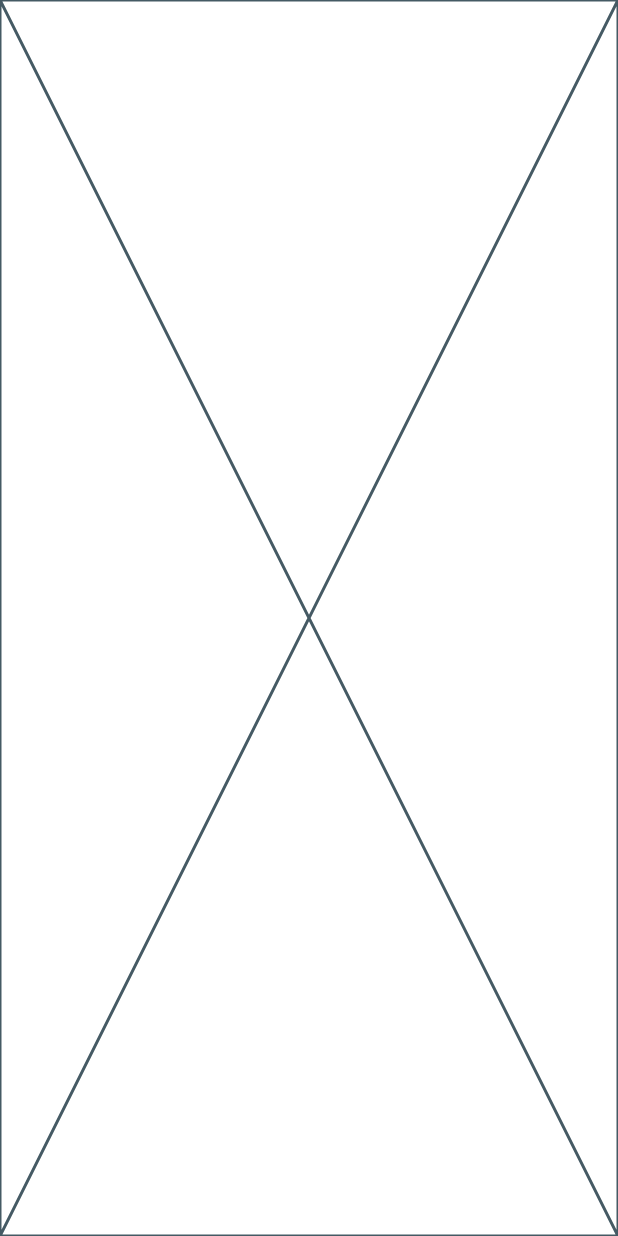
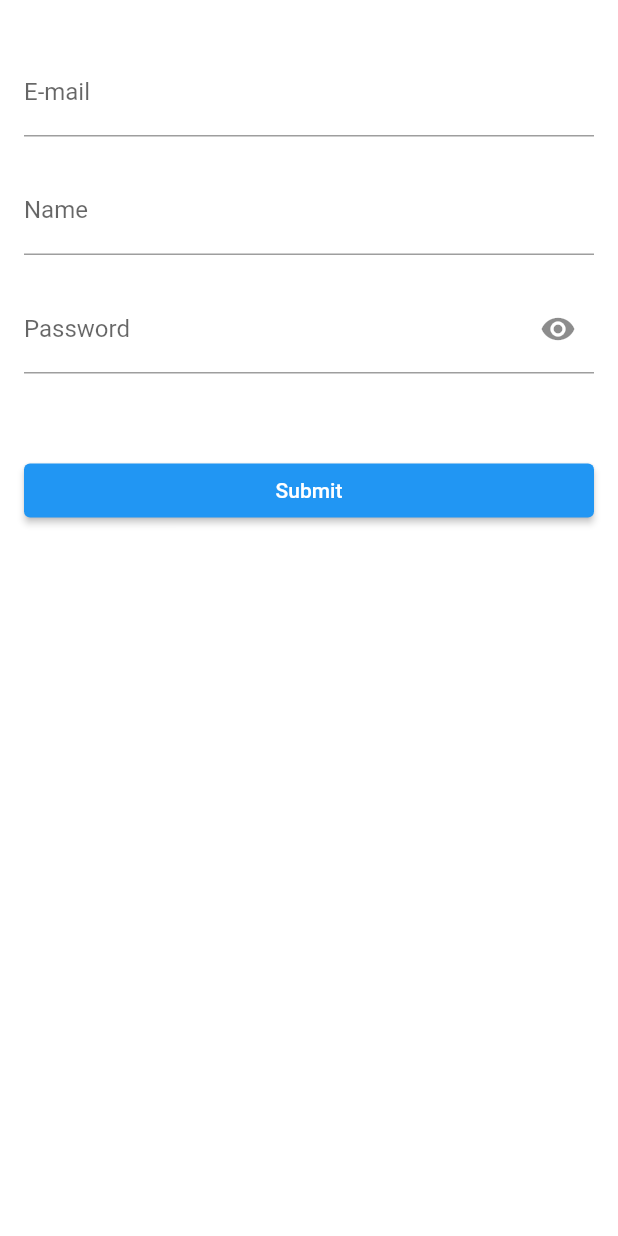
Before and after one commit to KubanychbekovT/chat, a Flutter app: the screen it shows after launch, on a phone screen of 412 x 824 dp. Run offline on Flutter 3.47's test engine with Material 2 defaults, Android fonts, the phone set to English and light mode, and no system bars.

Commit message:
fit(ui): add sign_up_page

```diff
--- a/lib/presentation/sign_in/sign_up_page.dart
+++ b/lib/presentation/sign_in/sign_up_page.dart
@@ -1,15 +1,101 @@
 import 'package:flutter/material.dart';
 
 class SignUpPage extends StatefulWidget {
-  const SignUpPage({super.key});
+  const SignUpPage({Key? key}) : super(key: key);
 
   @override
   State<SignUpPage> createState() => _SignUpPageState();
 }
 
 class _SignUpPageState extends State<SignUpPage> {
+  final _formKey = GlobalKey<FormState>();
+  final TextEditingController _passwordController = TextEditingController();
+  bool _isObscure = true;
+
   @override
   Widget build(BuildContext context) {
-    return const Placeholder();
+    return Scaffold(
+      backgroundColor: Colors.white,
+      body: Padding(
+        padding: const EdgeInsets.symmetric(horizontal: 16.0, vertical: 32.0),
+        child: Form(
+          key: _formKey,
+          child: Column(
+            crossAxisAlignment: CrossAxisAlignment.center,
+            children: [
+              TextFormField(
+                decoration: InputDecoration(
+                  labelText: 'E-mail',
+                  // ...Other decoration properties
+                ),
+                validator: (value) {
+                  if (value == null || value.isEmpty) {
+                    return 'Please enter an email';
+                  }
+                  // Add email validation logic here if needed
+                  return null;
+                },
+              ),
+              SizedBox(height: 20),
+              TextFormField(
+                decoration: InputDecoration(
+                  labelText: 'Name',
+                  // ...Other decoration properties
+                ),
+                validator: (value) {
+                  if (value == null || value.isEmpty) {
+                    return 'Please enter your name';
+                  }
+                  return null;
+                },
+              ),
+              SizedBox(height: 20),
+              TextFormField(
+                obscureText: _isObscure,
+                controller: _passwordController,
+                decoration: InputDecoration(
+                  labelText: 'Password',
+                  suffixIcon: IconButton(
+                    icon: Icon(_isObscure ? Icons.visibility : Icons.visibility_off),
+                    onPressed: () {
+                      setState(() {
+                        _isObscure = !_isObscure;
+                      });
+                    },
+                  ),
+                  // ...Other decoration properties
+                ),
+                validator: (value) {
+                  if (value == null || value.isEmpty) {
+                    return 'Please enter a password';
+                  }
+                  // Add password strength validation logic here if needed
+                  return null;
+                },
+              ),
+              SizedBox(height: 30),
+              Padding(
+                padding: const EdgeInsets.symmetric(vertical: 24.0),
+                child: SizedBox(
+                  width: double.infinity,
+                  child: ElevatedButton(
+                    onPressed: () {
+                      if (_formKey.currentState!.validate()) {
+                        // Process the form data (e.g., send it to an API)
+                        // For example: _submitForm();
+                        ScaffoldMessenger.of(context).showSnackBar(
+                          const SnackBar(content: Text('Processing Data')),
+                        );
+                      }
+                    },
+                    child: const Text('Submit'),
+                  ),
+                ),
+              ),
+            ],
+          ),
+        ),
+      ),
+    );
   }
 }
```
